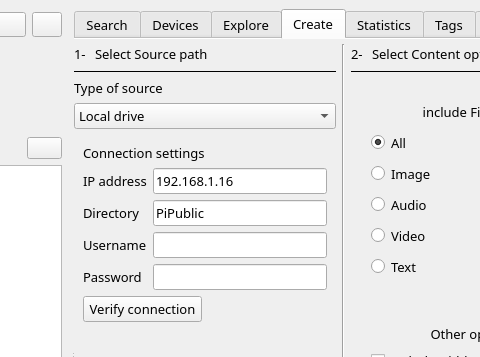
Above: src/mainwindow.ui from StephaneCouturier/Katalog before the change; both pictures show x 196 to 676 and y 0 to 357 of the 1080 by 720 pixel window. Below: the same form after it.
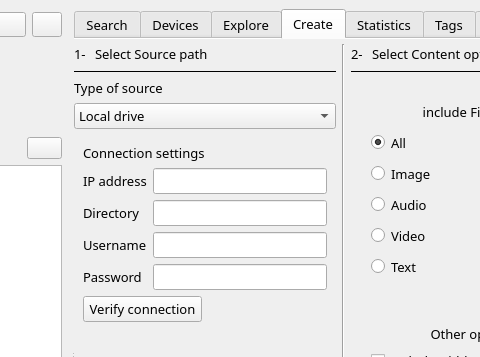
That is the form after the change. The open tabs and pages were chosen to show the change. Icons and pictures are not drawn. Custom widgets are drawn as their Qt base class.

The edit to the form file:
```diff
--- a/src/mainwindow.ui
+++ b/src/mainwindow.ui
@@ -6863,15 +6863,21 @@
                    </item>
                    <item row="0" column="1">
                     <widget class="QLineEdit" name="Create_lineEdit_SambaServerIP">
+                     <property name="inputMask">
+                      <string notr="true"/>
+                     </property>
                      <property name="text">
-                      <string>192.168.1.16</string>
+                      <string/>
                      </property>
                     </widget>
                    </item>
                    <item row="1" column="1">
                     <widget class="QLineEdit" name="Create_lineEdit_SambaDirectory">
+                     <property name="inputMask">
+                      <string notr="true"/>
+                     </property>
                      <property name="text">
-                      <string>PiPublic</string>
+                      <string/>
                      </property>
                     </widget>
                    </item>
```
Left out of the diff: 12 changed lines with no effect on the pictures.
